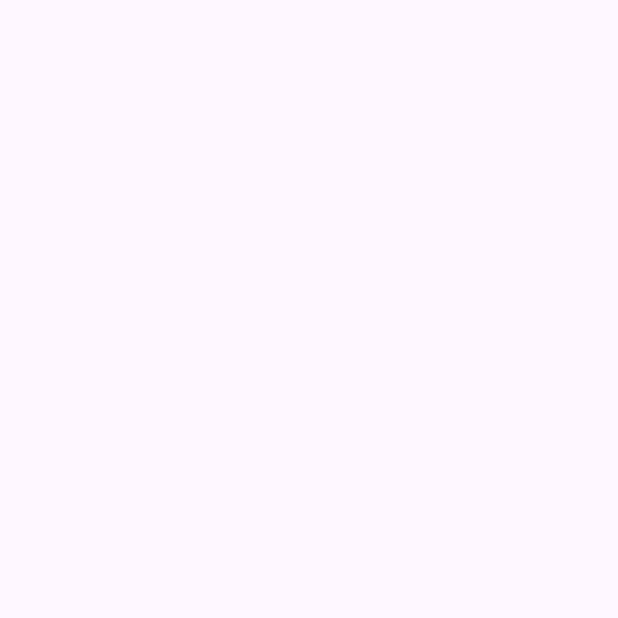
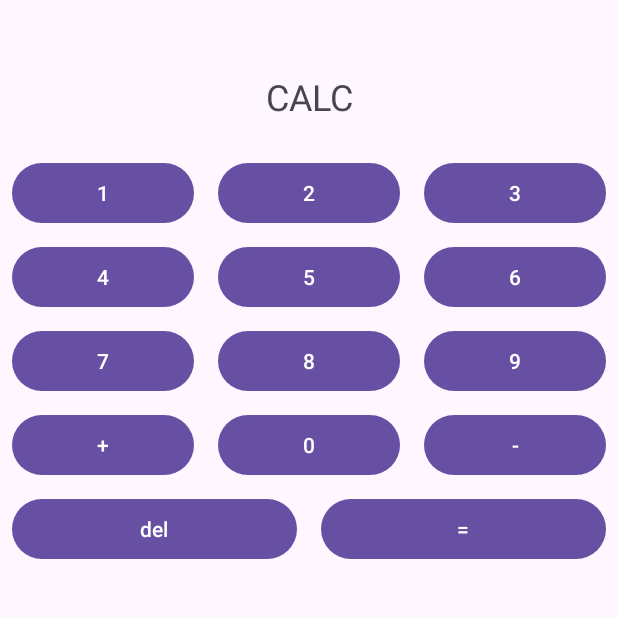
Before and after one commit to ErdunE/NortheasternMiami, an Android app: the QuicCalcActivity screen opened directly, with no data from a screen before it, on a phone screen of 412 x 824 dp, the top half of it. Before the commit the part shown is empty. Run offline under Robolectric (Android 15) with nearby library versions, the phone set to English and light mode, and no system bars.

Commit message:
Completed A3-UI design with 14 buttons and layout validation

```diff
--- a/NUMAD25Sp_ErdunE/app/src/main/res/layout/activity_quic_calc.xml
+++ b/NUMAD25Sp_ErdunE/app/src/main/res/layout/activity_quic_calc.xml
@@ -1,5 +1,6 @@
 <?xml version="1.0" encoding="utf-8"?>
-<androidx.constraintlayout.widget.ConstraintLayout xmlns:android="http://schemas.android.com/apk/res/android"
+<androidx.constraintlayout.widget.ConstraintLayout
+    xmlns:android="http://schemas.android.com/apk/res/android"
     xmlns:app="http://schemas.android.com/apk/res-auto"
     xmlns:tools="http://schemas.android.com/tools"
     android:id="@+id/main"
@@ -7,4 +8,165 @@
     android:layout_height="match_parent"
     tools:context=".QuicCalcActivity">
 
+    <!-- Display TextView for "CALC" -->
+    <TextView
+        android:id="@+id/calcDisplay"
+        android:layout_width="0dp"
+        android:layout_height="wrap_content"
+        android:layout_marginTop="32dp"
+        android:gravity="center"
+        android:padding="16dp"
+        android:text="CALC"
+        android:textSize="24sp"
+        app:layout_constraintEnd_toEndOf="parent"
+        app:layout_constraintHorizontal_bias="0.0"
+        app:layout_constraintStart_toStartOf="parent"
+        app:layout_constraintTop_toTopOf="parent" />
+
+    <!-- Row 1: Buttons 1, 2, 3 -->
+    <Button
+        android:id="@+id/button1"
+        android:layout_width="0dp"
+        android:layout_height="wrap_content"
+        android:layout_margin="8dp"
+        android:text="1"
+        app:layout_constraintEnd_toStartOf="@+id/button2"
+        app:layout_constraintStart_toStartOf="parent"
+        app:layout_constraintTop_toBottomOf="@id/calcDisplay" />
+
+    <Button
+        android:id="@+id/button2"
+        android:layout_width="0dp"
+        android:layout_height="wrap_content"
+        android:layout_margin="8dp"
+        android:text="2"
+        app:layout_constraintEnd_toStartOf="@+id/button3"
+        app:layout_constraintStart_toEndOf="@id/button1"
+        app:layout_constraintTop_toBottomOf="@id/calcDisplay" />
+
+    <Button
+        android:id="@+id/button3"
+        android:layout_width="0dp"
+        android:layout_height="wrap_content"
+        android:layout_margin="8dp"
+        android:text="3"
+        app:layout_constraintEnd_toEndOf="parent"
+        app:layout_constraintStart_toEndOf="@id/button2"
+        app:layout_constraintTop_toBottomOf="@id/calcDisplay" />
+
+    <!-- Row 2: Buttons 4, 5, 6 -->
+    <Button
+        android:id="@+id/button4"
+        android:layout_width="0dp"
+        android:layout_height="wrap_content"
+        android:layout_margin="8dp"
+        android:text="4"
+        app:layout_constraintEnd_toStartOf="@+id/button5"
+        app:layout_constraintStart_toStartOf="parent"
+        app:layout_constraintTop_toBottomOf="@+id/button1" />
+
+    <Button
+        android:id="@+id/button5"
+        android:layout_width="0dp"
+        android:layout_height="wrap_content"
+        android:layout_margin="8dp"
+        android:text="5"
+        app:layout_constraintEnd_toStartOf="@+id/button6"
+        app:layout_constraintStart_toEndOf="@id/button4"
+        app:layout_constraintTop_toBottomOf="@+id/button1" />
+
+    <Button
+        android:id="@+id/button6"
+        android:layout_width="0dp"
+        android:layout_height="wrap_content"
+        android:layout_margin="8dp"
+        android:text="6"
+        app:layout_constraintEnd_toEndOf="parent"
+        app:layout_constraintStart_toEndOf="@id/button5"
+        app:layout_constraintTop_toBottomOf="@+id/button1" />
+
+    <!-- Row 3: Buttons 7, 8, 9 -->
+    <Button
+        android:id="@+id/button7"
+        android:layout_width="0dp"
+        android:layout_height="wrap_content"
+        android:layout_margin="8dp"
+        android:text="7"
+        app:layout_constraintEnd_toStartOf="@+id/button8"
+        app:layout_constraintStart_toStartOf="parent"
+        app:layout_constraintTop_toBottomOf="@+id/button4" />
+
+    <Button
+        android:id="@+id/button8"
+        android:layout_width="0dp"
+        android:layout_height="wrap_content"
+        android:layout_margin="8dp"
+        android:text="8"
+        app:layout_constraintEnd_toStartOf="@+id/button9"
+        app:layout_constraintStart_toEndOf="@id/button7"
+        app:layout_constraintTop_toBottomOf="@+id/button4" />
+
+    <Button
+        android:id="@+id/button9"
+        android:layout_width="0dp"
+        android:layout_height="wrap_content"
+        android:layout_margin="8dp"
+        android:text="9"
+        app:layout_constraintEnd_toEndOf="parent"
+        app:layout_constraintStart_toEndOf="@id/button8"
+        app:layout_constraintTop_toBottomOf="@+id/button4" />
+
+    <!-- Row 4: Buttons +, 0, - -->
+    <Button
+        android:id="@+id/buttonPlus"
+        android:layout_width="0dp"
+        android:layout_height="wrap_content"
+        android:layout_margin="8dp"
+        android:text="+"
+        app:layout_constraintEnd_toStartOf="@+id/button0"
+        app:layout_constraintStart_toStartOf="parent"
+        app:layout_constraintTop_toBottomOf="@+id/button7" />
+
+    <Button
+        android:id="@+id/button0"
+        android:layout_width="0dp"
+        android:layout_height="wrap_content"
+        android:layout_margin="8dp"
+        android:text="0"
+        app:layout_constraintEnd_toStartOf="@+id/buttonMinus"
+        app:layout_constraintStart_toEndOf="@id/buttonPlus"
+        app:layout_constraintTop_toBottomOf="@+id/button7" />
+
+    <Button
+        android:id="@+id/buttonMinus"
+        android:layout_width="0dp"
+        android:layout_height="wrap_content"
+        android:layout_margin="8dp"
+        android:text="-"
+        app:layout_constraintEnd_toEndOf="parent"
+        app:layout_constraintStart_toEndOf="@id/button0"
+        app:layout_constraintTop_toBottomOf="@+id/button7" />
+
+    <!-- Row 5: Buttons del, = -->
+    <Button
+        android:id="@+id/buttonDel"
+        android:layout_width="0dp"
+        android:layout_height="wrap_content"
+        android:layout_margin="8dp"
+        android:text="del"
+        app:layout_constraintEnd_toStartOf="@+id/buttonEquals"
+        app:layout_constraintStart_toStartOf="parent"
+        app:layout_constraintTop_toBottomOf="@+id/buttonPlus" />
+
+    <Button
+        android:id="@+id/buttonEquals"
+        android:layout_width="0dp"
+        android:layout_height="wrap_content"
+        android:layout_margin="8dp"
+        android:layout_marginTop="396dp"
+        android:text="="
+        app:layout_constraintEnd_toEndOf="parent"
+        app:layout_constraintStart_toEndOf="@id/buttonDel"
+        app:layout_constraintTop_toBottomOf="@+id/buttonPlus" />
+
 </androidx.constraintlayout.widget.ConstraintLayout>
```
